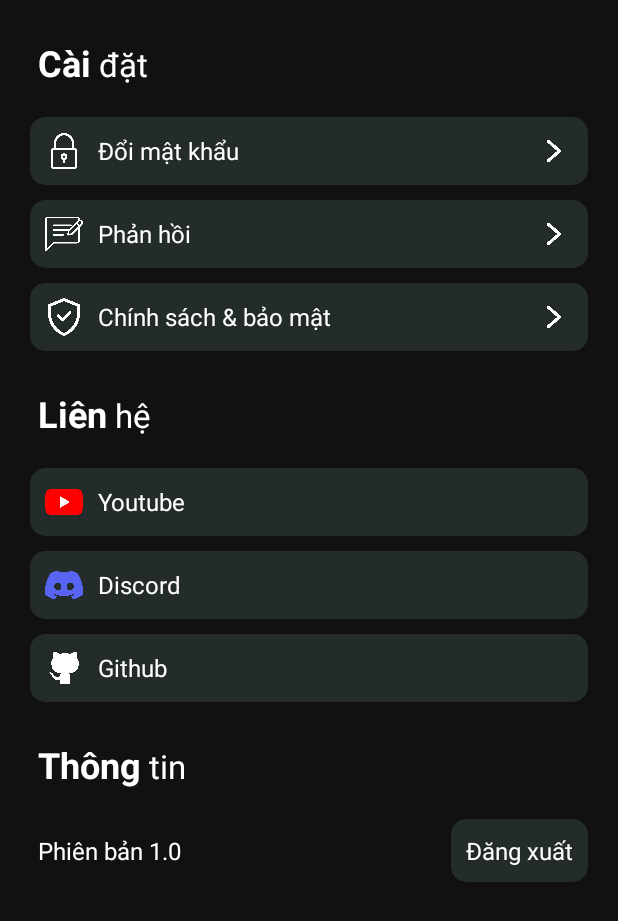
After one commit to onehitdragon/MovieApp, an Android app: the fragment SettingFragment shown on its own in the app's theme, on a phone screen of 412 x 824 dp. The commit adds this screen. Shown: the top 921 px of the screen. Run offline under Robolectric (Android 15) with nearby library versions, the phone set to English and light mode, and no system bars; 6 statements that could not run were skipped.

Commit message:
make setting fragment

```diff
--- /dev/null
+++ b/app/src/main/java/com/example/finalapp/view/SettingFragment.java
@@ -0,0 +1,65 @@
+package com.example.finalapp.view;
+
+import android.content.Context;
+import android.content.Intent;
+import android.net.Uri;
+import android.os.Bundle;
+
+import androidx.annotation.NonNull;
+import androidx.annotation.Nullable;
+import androidx.fragment.app.Fragment;
+
+import android.view.LayoutInflater;
+import android.view.View;
+import android.view.ViewGroup;
+import android.widget.Button;
+
+import com.example.finalapp.R;
+
+public class SettingFragment extends Fragment {
+    private Context context;
+    private Button btnYoutube, btnDiscord, btnGithub;
+    private String youtubeUrl = "https://www.youtube.com/channel/UClN-6RYy1Dvr1eAUTqn8HgQ";
+    private String discordUrl = "https://discord.gg/H3rgYFVk";
+    private String githubUrl = "https://github.com/onehitdragon";
+
+    @Override
+    public void onAttach(@NonNull Context context) {
+        super.onAttach(context);
+        this.context = context;
+    }
+
+    @Override
+    public View onCreateView(LayoutInflater inflater, ViewGroup container,
+                             Bundle savedInstanceState) {
+        // Inflate the layout for this fragment
+        return inflater.inflate(R.layout.fragment_setting, container, false);
+    }
+
+    @Override
+    public void onViewCreated(@NonNull View view, @Nullable Bundle savedInstanceState) {
+        super.onViewCreated(view, savedInstanceState);
+
+        // find view
+        btnYoutube = view.findViewById(R.id.btnYoutube);
+        btnDiscord = view.findViewById(R.id.btnDiscord);
+        btnGithub = view.findViewById(R.id.btnGithub);
+
+        // init
+        Intent intent = new Intent(Intent.ACTION_VIEW);
+
+        // event
+        btnYoutube.setOnClickListener((View v) -> {
+            intent.setData(Uri.parse(youtubeUrl));
+            startActivity(intent);
+        });
+        btnDiscord.setOnClickListener((View v) -> {
+            intent.setData(Uri.parse(discordUrl));
+            startActivity(intent);
+        });
+        btnGithub.setOnClickListener((View v) -> {
+            intent.setData(Uri.parse(githubUrl));
+            startActivity(intent);
+        });
+    }
+}
--- /dev/null
+++ b/app/src/main/res/layout/fragment_setting.xml
@@ -0,0 +1,322 @@
+<?xml version="1.0" encoding="utf-8"?>
+<LinearLayout xmlns:android="http://schemas.android.com/apk/res/android"
+    xmlns:tools="http://schemas.android.com/tools"
+    xmlns:app="http://schemas.android.com/apk/res-auto"
+    android:layout_width="match_parent"
+    android:layout_height="match_parent"
+    tools:context=".view.SettingFragment"
+    android:background="@color/black_main"
+    android:orientation="vertical">
+    <!--  Setting  -->
+    <LinearLayout
+        android:id="@+id/settingTitle"
+        android:layout_width="wrap_content"
+        android:layout_height="wrap_content"
+        android:paddingStart="25dp"
+        android:paddingEnd="25dp"
+        android:layout_marginTop="25dp"
+        android:layout_marginBottom="20dp">
+        <TextView
+            android:layout_width="wrap_content"
+            android:layout_height="wrap_content"
+            android:layout_marginEnd="5dp"
+            android:text="Cài"
+            style="@style/text_style_16"
+            android:textSize="24sp"
+            android:textStyle="bold"
+            />
+        <TextView
+            android:layout_width="wrap_content"
+            android:layout_height="wrap_content"
+            android:text="đặt"
+            style="@style/text_style_16"
+            android:textSize="22sp"
+            />
+    </LinearLayout>
+    <LinearLayout
+        android:layout_width="match_parent"
+        android:layout_height="wrap_content"
+        android:orientation="vertical">
+        <androidx.cardview.widget.CardView
+            android:layout_width="match_parent"
+            android:layout_height="wrap_content"
+            android:layout_marginStart="20dp"
+            android:layout_marginEnd="20dp"
+            app:cardCornerRadius="10dp"
+            app:cardBackgroundColor="#232b2b">
+            <LinearLayout
+                android:layout_width="match_parent"
+                android:layout_height="wrap_content"
+                android:padding="10dp"
+                android:orientation="horizontal"
+                android:gravity="center_vertical">
+                <ImageView
+                    android:layout_width="25dp"
+                    android:layout_height="25dp"
+                    android:src="@drawable/padlock"/>
+                <TextView
+                    android:layout_width="wrap_content"
+                    android:layout_height="wrap_content"
+                    android:layout_marginStart="10dp"
+                    android:text="Đổi mật khẩu"
+                    style="@style/text_style_16"/>
+                <View
+                    android:layout_width="0dp"
+                    android:layout_height="0dp"
+                    android:layout_weight="1"/>
+                <ImageView
+                    android:layout_width="25dp"
+                    android:layout_height="25dp"
+                    android:src="@drawable/next_icon"/>
+            </LinearLayout>
+        </androidx.cardview.widget.CardView>
+        <androidx.cardview.widget.CardView
+            android:layout_width="match_parent"
+            android:layout_height="wrap_content"
+            android:layout_marginStart="20dp"
+            android:layout_marginEnd="20dp"
+            app:cardCornerRadius="10dp"
+            app:cardBackgroundColor="#232b2b"
+            android:layout_marginTop="10dp">
+            <LinearLayout
+                android:layout_width="match_parent"
+                android:layout_height="wrap_content"
+                android:padding="10dp"
+                android:orientation="horizontal"
+                android:gravity="center_vertical">
+                <ImageView
+                    android:layout_width="25dp"
+                    android:layout_height="25dp"
+                    android:src="@drawable/feedback"/>
+                <TextView
+                    android:layout_width="wrap_content"
+                    android:layout_height="wrap_content"
+                    android:layout_marginStart="10dp"
+                    android:text="Phản hồi"
+                    style="@style/text_style_16"/>
+                <View
+                    android:layout_width="0dp"
+                    android:layout_height="0dp"
+                    android:layout_weight="1"/>
+                <ImageView
+                    android:layout_width="25dp"
+                    android:layout_height="25dp"
+                    android:src="@drawable/next_icon"/>
+            </LinearLayout>
+        </androidx.cardview.widget.CardView>
+        <androidx.cardview.widget.CardView
+            android:layout_width="match_parent"
+            android:layout_height="wrap_content"
+            android:layout_marginStart="20dp"
+            android:layout_marginEnd="20dp"
+            app:cardCornerRadius="10dp"
+            app:cardBackgroundColor="#232b2b"
+            android:layout_marginTop="10dp">
+            <LinearLayout
+                android:layout_width="match_parent"
+                android:layout_height="wrap_content"
+                android:padding="10dp"
+                android:orientation="horizontal"
+                android:gravity="center_vertical">
+                <ImageView
+                    android:layout_width="25dp"
+                    android:layout_height="25dp"
+                    android:src="@drawable/verified"/>
+                <TextView
+                    android:layout_width="wrap_content"
+                    android:layout_height="wrap_content"
+                    android:layout_marginStart="10dp"
+                    android:text="Chính sách &amp; bảo mật"
+                    style="@style/text_style_16"/>
+                <View
+                    android:layout_width="0dp"
+                    android:layout_height="0dp"
+                    android:layout_weight="1"/>
+                <ImageView
+                    android:layout_width="25dp"
+                    android:layout_height="25dp"
+                    android:src="@drawable/next_icon"/>
+            </LinearLayout>
+        </androidx.cardview.widget.CardView>
+    </LinearLayout>
+
+    <!--  Contact  -->
+    <LinearLayout
+        android:id="@+id/contactArea"
+        android:layout_width="wrap_content"
+        android:layout_height="wrap_content"
+        android:paddingStart="25dp"
+        android:paddingEnd="25dp"
+        android:layout_marginTop="25dp"
+        android:layout_marginBottom="20dp">
+        <TextView
+            android:layout_width="wrap_content"
+            android:layout_height="wrap_content"
+            android:layout_marginEnd="5dp"
+            android:text="Liên"
+            style="@style/text_style_16"
+            android:textSize="24sp"
+            android:textStyle="bold"
+            />
+        <TextView
+            android:layout_width="wrap_content"
+            android:layout_height="wrap_content"
+            android:text="hệ"
+            style="@style/text_style_16"
+            android:textSize="22sp"
+            />
+    </LinearLayout>
+    <LinearLayout
+        android:layout_width="match_parent"
+        android:layout_height="wrap_content"
+        android:orientation="vertical">
+        <androidx.cardview.widget.CardView
+            android:id="@+id/btnYoutube"
+            android:layout_width="match_parent"
+            android:layout_height="wrap_content"
+            android:layout_marginStart="20dp"
+            android:layout_marginEnd="20dp"
+            app:cardCornerRadius="10dp"
+            app:cardBackgroundColor="#232b2b">
+            <LinearLayout
+                android:layout_width="match_parent"
+                android:layout_height="wrap_content"
+                android:padding="10dp"
+                android:orientation="horizontal"
+                android:gravity="center_vertical">
+                <ImageView
+                    android:layout_width="25dp"
+                    android:layout_height="25dp"
+                    android:src="@drawable/youtube"/>
+                <TextView
+                    android:layout_width="wrap_content"
+                    android:layout_height="wrap_content"
+                    android:layout_marginStart="10dp"
+                    android:text="Youtube"
+                    style="@style/text_style_16"/>
+                <View
+                    android:layout_width="0dp"
+                    android:layout_height="0dp"
+                    android:layout_weight="1"/>
+            </LinearLayout>
+        </androidx.cardview.widget.CardView>
+        <androidx.cardview.widget.CardView
+            android:id="@+id/btnDiscord"
+            android:layout_width="match_parent"
+            android:layout_height="wrap_content"
+            android:layout_marginStart="20dp"
+            android:layout_marginEnd="20dp"
+            app:cardCornerRadius="10dp"
+            app:cardBackgroundColor="#232b2b"
+            android:layout_marginTop="10dp">
+            <LinearLayout
+                android:layout_width="match_parent"
+                android:layout_height="wrap_content"
+                android:padding="10dp"
+                android:orientation="horizontal"
+                android:gravity="center_vertical">
+                <ImageView
+                    android:layout_width="25dp"
+                    android:layout_height="25dp"
+                    android:src="@drawable/discord"/>
+                <TextView
+                    android:layout_width="wrap_content"
+                    android:layout_height="wrap_content"
+                    android:layout_marginStart="10dp"
+                    android:text="Discord"
+                    style="@style/text_style_16"/>
+                <View
+                    android:layout_width="0dp"
+                    android:layout_height="0dp"
+                    android:layout_weight="1"/>
+            </LinearLayout>
+        </androidx.cardview.widget.CardView>
+        <androidx.cardview.widget.CardView
+            android:id="@+id/btnGithub"
+            android:layout_width="match_parent"
+            android:layout_height="wrap_content"
+            android:layout_marginStart="20dp"
+            android:layout_marginEnd="20dp"
+            app:cardCornerRadius="10dp"
+            app:cardBackgroundColor="#232b2b"
+            android:layout_marginTop="10dp">
+            <LinearLayout
+                android:layout_width="match_parent"
+                android:layout_height="wrap_content"
+                android:padding="10dp"
+                android:orientation="horizontal"
+                android:gravity="center_vertical">
+                <ImageView
+                    android:layout_width="25dp"
+                    android:layout_height="25dp"
+                    android:src="@drawable/github"/>
+                <TextView
+                    android:layout_width="wrap_content"
+                    android:layout_height="wrap_content"
+                    android:layout_marginStart="10dp"
+                    android:text="Github"
+                    style="@style/text_style_16"/>
+                <View
+                    android:layout_width="0dp"
+                    android:layout_height="0dp"
+                    android:layout_weight="1"/>
+            </LinearLayout>
+        </androidx.cardview.widget.CardView>
+    </LinearLayout>
+
+    <!--  Other  -->
+    <LinearLayout
+        android:id="@+id/otherArea"
+        android:layout_width="wrap_content"
+        android:layout_height="wrap_content"
+        android:paddingStart="25dp"
+        android:paddingEnd="25dp"
+        android:layout_marginTop="25dp"
+        android:layout_marginBottom="20dp">
+        <TextView
+            android:layout_width="wrap_content"
+            android:layout_height="wrap_content"
+            android:layout_marginEnd="5dp"
+            android:text="Thông"
+            style="@style/text_style_16"
+            android:textSize="24sp"
+            android:textStyle="bold"
+            />
+        <TextView
+            android:layout_width="wrap_content"
+            android:layout_height="wrap_content"
+            android:text="tin"
+            style="@style/text_style_16"
+            android:textSize="22sp"
+            />
+    </LinearLayout>
+    <LinearLayout
+        android:layout_width="match_parent"
+        android:layout_height="wrap_content"
+        android:orientation="horizontal"
+        android:gravity="center_vertical">
+        <TextView
+            android:layout_width="wrap_content"
+            android:layout_height="wrap_content"
+            android:layout_marginStart="25dp"
+            android:text="Phiên bản 1.0"
+            style="@style/text_style_16"/>
+        <View
+            android:layout_width="0dp"
+            android:layout_height="0dp"
+            android:layout_weight="1"/>
+        <androidx.cardview.widget.CardView
+            android:layout_width="wrap_content"
+            android:layout_height="wrap_content"
+            android:layout_marginEnd="20dp"
+            app:cardCornerRadius="10dp"
+            app:cardBackgroundColor="#232b2b">
+            <TextView
+                android:layout_width="wrap_content"
+                android:layout_height="wrap_content"
+                android:padding="10dp"
+                android:text="Đăng xuất"
+                style="@style/text_style_16"/>
+        </androidx.cardview.widget.CardView>
+    </LinearLayout>
+</LinearLayout>
--- a/app/src/main/res/values/strings.xml
+++ b/app/src/main/res/values/strings.xml
@@ -2,4 +2,5 @@
     <string name="app_name">finalapp</string>
     <!-- TODO: Remove or change this placeholder text -->
     <string name="hello_blank_fragment">Hello blank fragment</string>
+    <string name="policy">Khi sử dụng dịch vụ của chúng tôi, bạn tin tưởng cung cấp thông tin của bạn cho chúng tôi. Chúng tôi hiểu rằng đây là một trách nhiệm lớn và chúng tôi nỗ lực bảo vệ thông tin của bạn cũng như để bạn nắm quyền kiểm soát.</string>
 </resources>
```
Also changed, not shown: app/src/main/java/com/example/finalapp/view/FeedBackFragment.java (added, +30 -0 lines), app/src/main/java/com/example/finalapp/view/PasswordChangeFragment.java (added, +30 -0 lines), app/src/main/java/com/example/finalapp/view/PolicyFragment.java (added, +27 -0 lines), app/src/main/res/layout/fragment_feed_back.xml (added, +81 -0 lines), app/src/main/res/layout/fragment_password_change.xml (added, +127 -0 lines), app/src/main/res/layout/fragment_policy.xml (added, +46 -0 lines), app/src/main/res/drawable/discord.png (added), app/src/main/res/drawable/feedback.png (added), app/src/main/res/drawable/github.png (added), app/src/main/res/drawable/padlock.png (added), app/src/main/res/drawable/verified.png (added), app/src/main/res/drawable/youtube.png (added).
